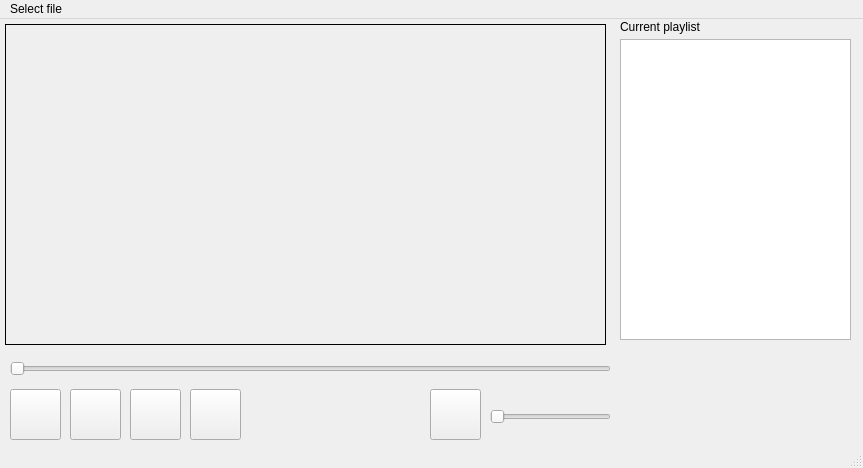
This is mainwindow.ui in zlatilda/media_player as Qt 5 draws it before an edit. The edited form follows.
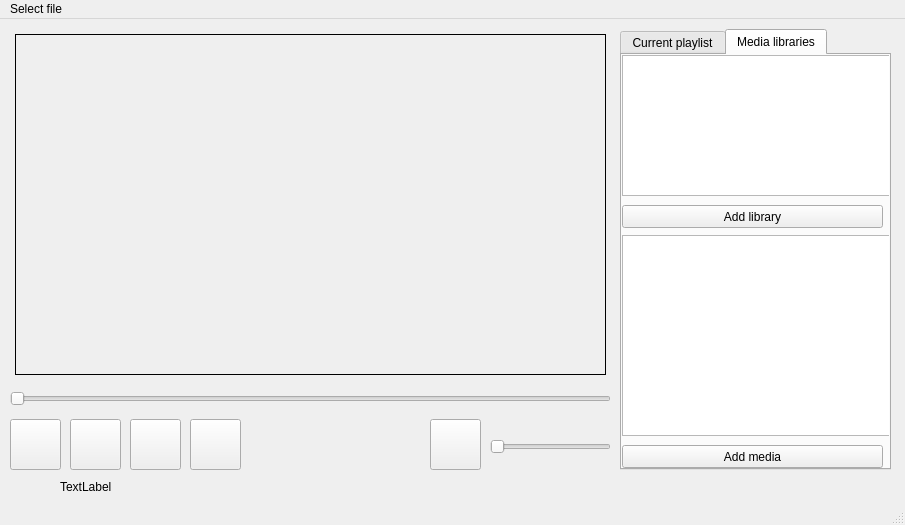
This is the edited form.

Commit message: adding media to database + retrieving it

```diff
--- a/mainwindow.ui
+++ b/mainwindow.ui
@@ -6,8 +6,8 @@
    <rect>
     <x>0</x>
     <y>0</y>
-    <width>863</width>
-    <height>468</height>
+    <width>905</width>
+    <height>525</height>
    </rect>
   </property>
   <property name="windowTitle">
@@ -17,10 +17,10 @@
    <widget class="QGroupBox" name="groupBox_Video">
     <property name="geometry">
      <rect>
-      <x>5</x>
-      <y>5</y>
-      <width>601</width>
-      <height>321</height>
+      <x>15</x>
+      <y>15</y>
+      <width>591</width>
+      <height>341</height>
      </rect>
     </property>
     <property name="styleSheet">
@@ -37,7 +37,7 @@
     <property name="geometry">
      <rect>
       <x>10</x>
-      <y>370</y>
+      <y>400</y>
       <width>51</width>
       <height>51</height>
      </rect>
@@ -50,7 +50,7 @@
     <property name="geometry">
      <rect>
       <x>70</x>
-      <y>370</y>
+      <y>400</y>
       <width>51</width>
       <height>51</height>
      </rect>
@@ -63,7 +63,7 @@
     <property name="geometry">
      <rect>
       <x>130</x>
-      <y>370</y>
+      <y>400</y>
       <width>51</width>
       <height>51</height>
      </rect>
@@ -76,7 +76,7 @@
     <property name="geometry">
      <rect>
       <x>190</x>
-      <y>370</y>
+      <y>400</y>
       <width>51</width>
       <height>51</height>
      </rect>
@@ -89,7 +89,7 @@
     <property name="geometry">
      <rect>
       <x>430</x>
-      <y>370</y>
+      <y>400</y>
       <width>51</width>
       <height>51</height>
      </rect>
@@ -102,7 +102,7 @@
     <property name="geometry">
      <rect>
       <x>490</x>
-      <y>390</y>
+      <y>420</y>
       <width>121</width>
       <height>16</height>
      </rect>
@@ -111,34 +111,11 @@
      <enum>Qt::Horizontal</enum>
     </property>
    </widget>
-   <widget class="QListWidget" name="play_list">
-    <property name="geometry">
-     <rect>
-      <x>620</x>
-      <y>20</y>
-      <width>231</width>
-      <height>301</height>
-     </rect>
-    </property>
-   </widget>
-   <widget class="QLabel" name="label">
-    <property name="geometry">
-     <rect>
-      <x>620</x>
-      <y>0</y>
-      <width>231</width>
-      <height>16</height>
-     </rect>
-    </property>
-    <property name="text">
-     <string>Current playlist</string>
-    </property>
-   </widget>
    <widget class="QSlider" name="horizontalSlider">
     <property name="geometry">
      <rect>
       <x>10</x>
-      <y>340</y>
+      <y>370</y>
       <width>601</width>
       <height>19</height>
      </rect>
@@ -147,6 +124,104 @@
      <enum>Qt::Horizontal</enum>
     </property>
    </widget>
+   <widget class="QTabWidget" name="tabWidget">
+    <property name="geometry">
+     <rect>
+      <x>620</x>
+      <y>10</y>
+      <width>271</width>
+      <height>441</height>
+     </rect>
+    </property>
+    <property name="currentIndex">
+     <number>1</number>
+    </property>
+    <widget class="QWidget" name="tab">
+     <attribute name="title">
+      <string>Current playlist</string>
+     </attribute>
+     <widget class="QListWidget" name="play_list">
+      <property name="geometry">
+       <rect>
+        <x>0</x>
+        <y>0</y>
+        <width>271</width>
+        <height>421</height>
+       </rect>
+      </property>
+     </widget>
+    </widget>
+    <widget class="QWidget" name="tab_2">
+     <attribute name="title">
+      <string>Media libraries</string>
+     </attribute>
+     <widget class="QTableView" name="media_in_current_lib">
+      <property name="geometry">
+       <rect>
+        <x>0</x>
+        <y>180</y>
+        <width>271</width>
+        <height>201</height>
+       </rect>
+      </property>
+      <attribute name="horizontalHeaderDefaultSectionSize">
+       <number>250</number>
+      </attribute>
+     </widget>
+     <widget class="QTableView" name="media_libs">
+      <property name="geometry">
+       <rect>
+        <x>0</x>
+        <y>0</y>
+        <width>271</width>
+        <height>141</height>
+       </rect>
+      </property>
+      <attribute name="horizontalHeaderDefaultSectionSize">
+       <number>250</number>
+      </attribute>
+     </widget>
+     <widget class="QPushButton" name="Add_library">
+      <property name="geometry">
+       <rect>
+        <x>0</x>
+        <y>150</y>
+        <width>261</width>
+        <height>23</height>
+       </rect>
+      </property>
+      <property name="text">
+       <string>Add library</string>
+      </property>
+     </widget>
+     <widget class="QPushButton" name="Add_media">
+      <property name="geometry">
+       <rect>
+        <x>0</x>
+        <y>390</y>
+        <width>261</width>
+        <height>23</height>
+       </rect>
+      </property>
+      <property name="text">
+       <string>Add media</string>
+      </property>
+     </widget>
+    </widget>
+   </widget>
+   <widget class="QLabel" name="label">
+    <property name="geometry">
+     <rect>
+      <x>60</x>
+      <y>460</y>
+      <width>441</width>
+      <height>16</height>
+     </rect>
+    </property>
+    <property name="text">
+     <string>TextLabel</string>
+    </property>
+   </widget>
   </widget>
   <widget class="QStatusBar" name="statusbar"/>
   <widget class="QMenuBar" name="menubar">
@@ -154,7 +229,7 @@
     <rect>
      <x>0</x>
      <y>0</y>
-     <width>863</width>
+     <width>905</width>
      <height>21</height>
     </rect>
    </property>
```
The commit also changes 6 other files.
